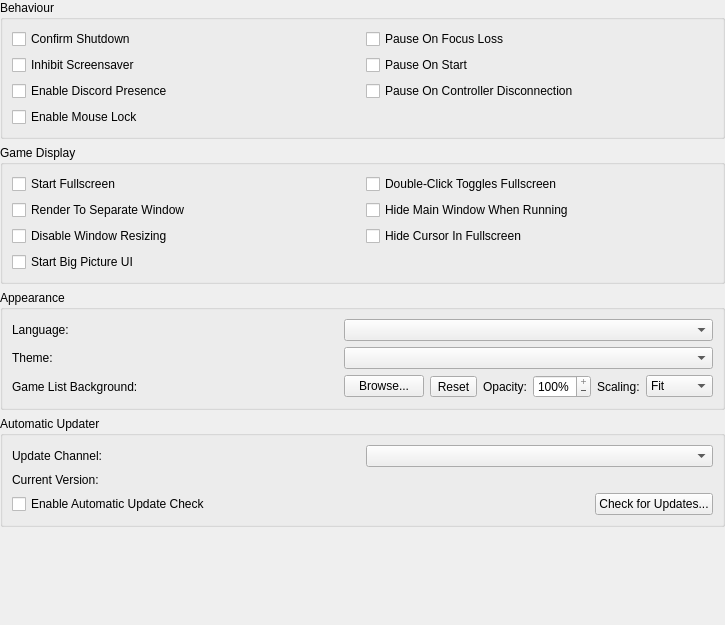
Above: pcsx2-qt/Settings/InterfaceSettingsWidget.ui from PCSX2/pcsx2 before the change. Below: the same form after it.
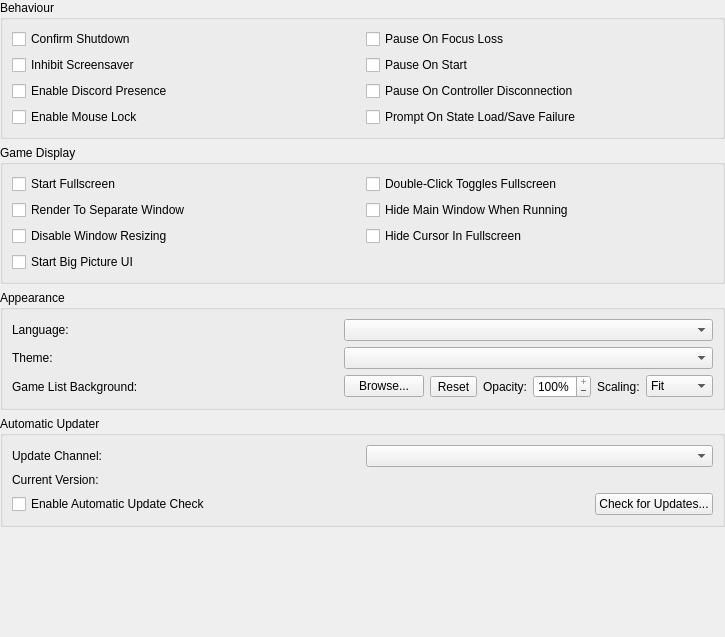
That is the form after the change. Icons and pictures are not drawn.

Commit message: Qt: Add setting to show state load errors using a dialog or OSD message

Diff of the .ui file:
```diff
--- a/pcsx2-qt/Settings/InterfaceSettingsWidget.ui
+++ b/pcsx2-qt/Settings/InterfaceSettingsWidget.ui
@@ -7,7 +7,7 @@
     <x>0</x>
     <y>0</y>
     <width>725</width>
-    <height>625</height>
+    <height>637</height>
    </rect>
   </property>
   <layout class="QVBoxLayout" name="verticalLayout">
@@ -78,6 +78,13 @@
         </property>
        </widget>
       </item>
+      <item row="3" column="1">
+       <widget class="QCheckBox" name="promptOnStateLoadSaveFailure">
+        <property name="text">
+         <string>Prompt On State Load/Save Failure</string>
+        </property>
+       </widget>
+      </item>
      </layout>
     </widget>
    </item>
```
Left out of the diff: 1 changed line with no effect on the pictures. The commit also changes 12 other files.
